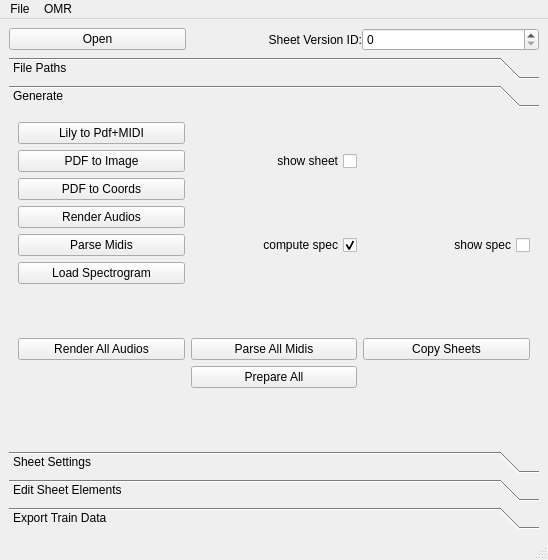
Above: sheet_manager/gui/main.ui from CPJKU/msmd before the change. Below: the same form after it.
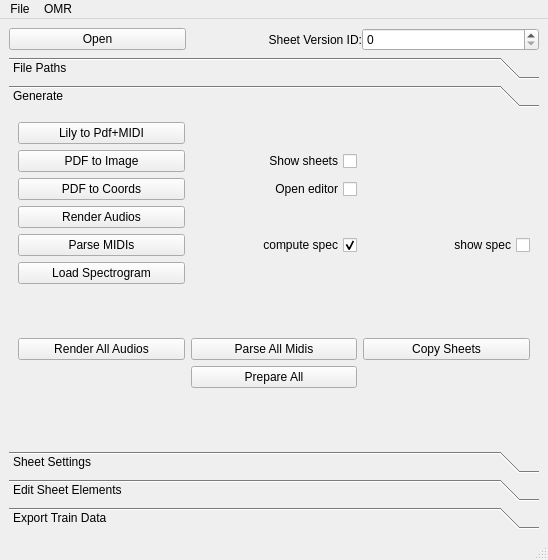
That is the form after the change.

Commit message: Adding option to view pdf --> coords extraction results. Refactored prepare_all to prepare_all_audio. Refactored save_coords() symbol class-wise, to mirror loading.

The edit to the form file:
```diff
--- a/sheet_manager/gui/main.ui
+++ b/sheet_manager/gui/main.ui
@@ -192,7 +192,7 @@
            <enum>Qt::RightToLeft</enum>
           </property>
           <property name="text">
-           <string>show sheet</string>
+           <string>Show sheets</string>
           </property>
          </widget>
         </item>
@@ -217,10 +217,20 @@
           </property>
          </widget>
         </item>        
+        <item row="2" column="1">
+         <widget class="QCheckBox" name="checkBox_showExtractedCoords">
+          <property name="layoutDirection">
+           <enum>Qt::RightToLeft</enum>
+          </property>
+          <property name="text">
+           <string>Open editor</string>
+          </property>
+         </widget>
+        </item>
         <item row="5" column="0">
          <widget class="QPushButton" name="pushButton_parseMidi">
           <property name="text">
-           <string>Parse Midis</string>
+           <string>Parse MIDIs</string>
           </property>
          </widget>
         </item>
```
The commit also changes 1 other file.
